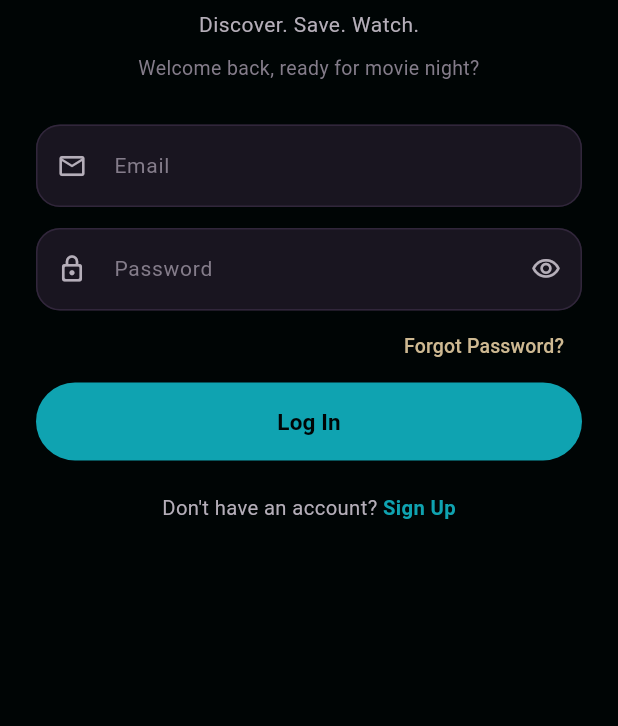
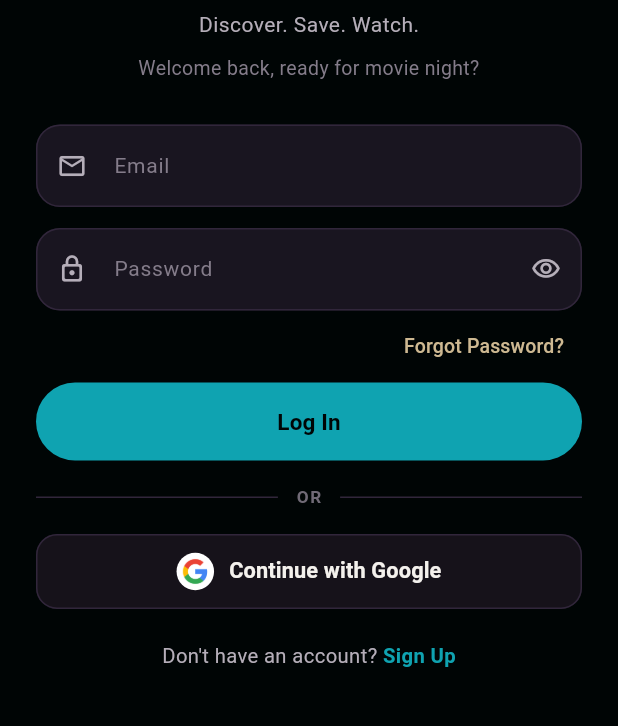
Before and after one commit to Nabil2099/cine_list, a Flutter app: the screen it shows after launch, on a phone screen of 412 x 824 dp, the part 498-1224 px from its top. Run offline on Flutter 3.47's test engine with Material 3 defaults, Android fonts, the phone set to English and light mode, and no system bars; our stand-ins replace cached_network_image, cloud_firestore, dio, equatable, firebase_auth, firebase_core and 9 more; accounts and stored records are empty; network calls fail.

Commit message:
feat: add Google sign-in authentication support

```diff
--- a/lib/features/auth/presentation/screens/auth_screen.dart
+++ b/lib/features/auth/presentation/screens/auth_screen.dart
@@ -1,3 +1,4 @@
+import 'package:cine_list/features/auth/presentation/widgets/google_sign_in_button.dart';
 import 'package:flutter/material.dart';
 import 'package:flutter_bloc/flutter_bloc.dart';
 
@@ -331,6 +332,46 @@ class _AuthScreenState extends State<AuthScreen> {
                                   isLoading: state.isLoading,
                                   onPressed: _onSubmit,
                                 ),
+                                const SizedBox(height: 16),
+                                Row(
+                                  children: [
+                                    const Expanded(
+                                      child: Divider(
+                                        color: AppColors.surfaceBorder,
+                                        thickness: 1,
+                                      ),
+                                    ),
+                                    Padding(
+                                      padding: const EdgeInsets.symmetric(
+                                        horizontal: 12,
+                                      ),
+                                      child: Text(
+                                        'OR',
+                                        style: TextStyle(
+                                          color: AppColors.textMuted.withValues(
+                                            alpha: 0.85,
+                                          ),
+                                          fontSize: 11.5,
+                                          fontWeight: FontWeight.w700,
+                                          letterSpacing: 1.1,
+                                        ),
+                                      ),
+                                    ),
+                                    const Expanded(
+                                      child: Divider(
+                                        color: AppColors.surfaceBorder,
+                                        thickness: 1,
+                                      ),
+                                    ),
+                                  ],
+                                ),
+                                const SizedBox(height: 16),
+                                GoogleSignInButton(
+                                  isLoading: state.isLoading,
+                                  onPressed: () => context
+                                      .read<AuthCubit>()
+                                      .signInWithGoogle(),
+                                ),
                                 const SizedBox(height: 22),
                                 Row(
                                   mainAxisAlignment: MainAxisAlignment.center,
--- /dev/null
+++ b/lib/features/auth/presentation/widgets/google_sign_in_button.dart
@@ -0,0 +1,60 @@
+import 'package:cine_list/core/theme/app_colors.dart';
+import 'package:flutter/material.dart';
+
+class GoogleSignInButton extends StatelessWidget {
+  const GoogleSignInButton({
+    super.key,
+    required this.isLoading,
+    required this.onPressed,
+  });
+
+  final bool isLoading;
+  final VoidCallback onPressed;
+
+  @override
+  Widget build(BuildContext context) {
+    return SizedBox(
+      width: double.infinity,
+      height: 50,
+      child: OutlinedButton(
+        onPressed: isLoading ? null : onPressed,
+        style: OutlinedButton.styleFrom(
+          backgroundColor: AppColors.surfaceElevated,
+          foregroundColor: AppColors.textPrimary,
+          side: const BorderSide(color: AppColors.surfaceBorder),
+          shape: RoundedRectangleBorder(
+            borderRadius: BorderRadius.circular(14),
+          ),
+        ),
+        child: Row(
+          mainAxisAlignment: MainAxisAlignment.center,
+          children: [
+            Container(
+              width: 25,
+              height: 25,
+              alignment: Alignment.center,
+              decoration: const BoxDecoration(
+                color: Colors.white,
+                shape: BoxShape.circle,
+              ),
+              child: Image.asset(
+                'assets/icons/google.png',
+                width: 18,
+                height: 18,
+              ),
+            ),
+            const SizedBox(width: 10),
+            const Text(
+              'Continue with Google',
+              style: TextStyle(
+                color: AppColors.textPrimary,
+                fontSize: 14.5,
+                fontWeight: FontWeight.w700,
+              ),
+            ),
+          ],
+        ),
+      ),
+    );
+  }
+}
--- a/pubspec.yaml
+++ b/pubspec.yaml
@@ -2,7 +2,7 @@ name: cine_list
 description: "CineList – discover movies, build your watchlist, get AI picks, and share reviews with a community of film lovers."
 # The following line prevents the package from being accidentally published to
 # pub.dev using `flutter pub publish`. This is preferred for private packages.
-publish_to: 'none' # Remove this line if you wish to publish to pub.dev
+publish_to: "none" # Remove this line if you wish to publish to pub.dev
 
 # The following defines the version and build number for your application.
 # A version number is three numbers separated by dots, like 1.2.43
@@ -50,6 +50,7 @@ dependencies:
   share_plus: ^13.3.1
   go_router: ^18.1.4
   image_picker: ^1.1.2
+  google_sign_in: ^6.2.2
 
 dev_dependencies:
   flutter_test:
@@ -83,7 +84,6 @@ flutter_launcher_icons:
 
 # The following section is specific to Flutter packages.
 flutter:
-
   # The following line ensures that the Material Icons font is
   # included with your application, so that you can use the icons in
   # the material Icons class.
@@ -92,6 +92,8 @@ flutter:
   assets:
     - .env
     - assets/images/app_icon.png
+    - assets/icons/
+    - assets/images/
 
   # To add assets to your application, add an assets section, like this:
   # assets:
```
Also changed, not shown: lib/features/auth/data/repositories/auth_repository.dart (+76 -1 lines), lib/features/auth/presentation/cubit/auth_cubit.dart (+28 -1 lines), lib/features/auth/presentation/screens/verify_email_screen.dart (+10 -0 lines), assets/icons/google.png (added), pubspec.lock, 3 other files.
